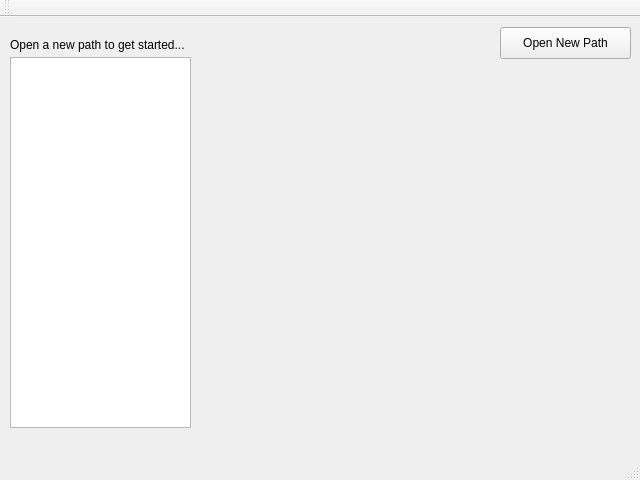
Qt form mainwindow.ui (Simsso/Favorite-Image-Finder) before a commit.
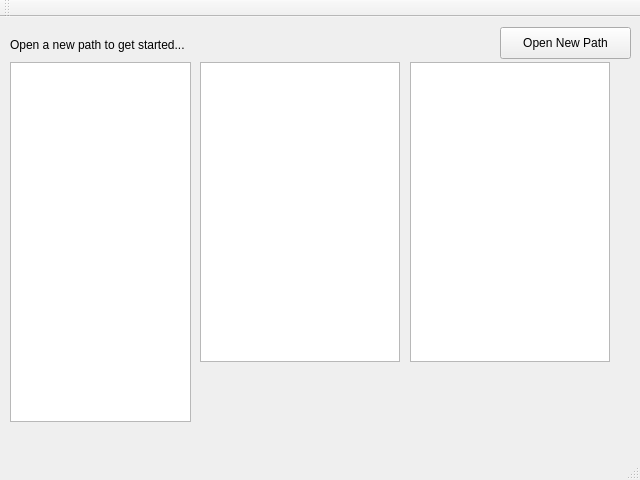
The same form after that commit.

Patch:
```diff
--- a/mainwindow.ui
+++ b/mainwindow.ui
@@ -44,9 +44,29 @@
     <property name="geometry">
      <rect>
       <x>10</x>
-      <y>40</y>
+      <y>45</y>
       <width>181</width>
-      <height>371</height>
+      <height>360</height>
+     </rect>
+    </property>
+   </widget>
+   <widget class="QGraphicsView" name="graphicsViewA">
+    <property name="geometry">
+     <rect>
+      <x>200</x>
+      <y>45</y>
+      <width>200</width>
+      <height>300</height>
+     </rect>
+    </property>
+   </widget>
+   <widget class="QGraphicsView" name="graphicsViewB">
+    <property name="geometry">
+     <rect>
+      <x>410</x>
+      <y>45</y>
+      <width>200</width>
+      <height>300</height>
      </rect>
     </property>
    </widget>
```
